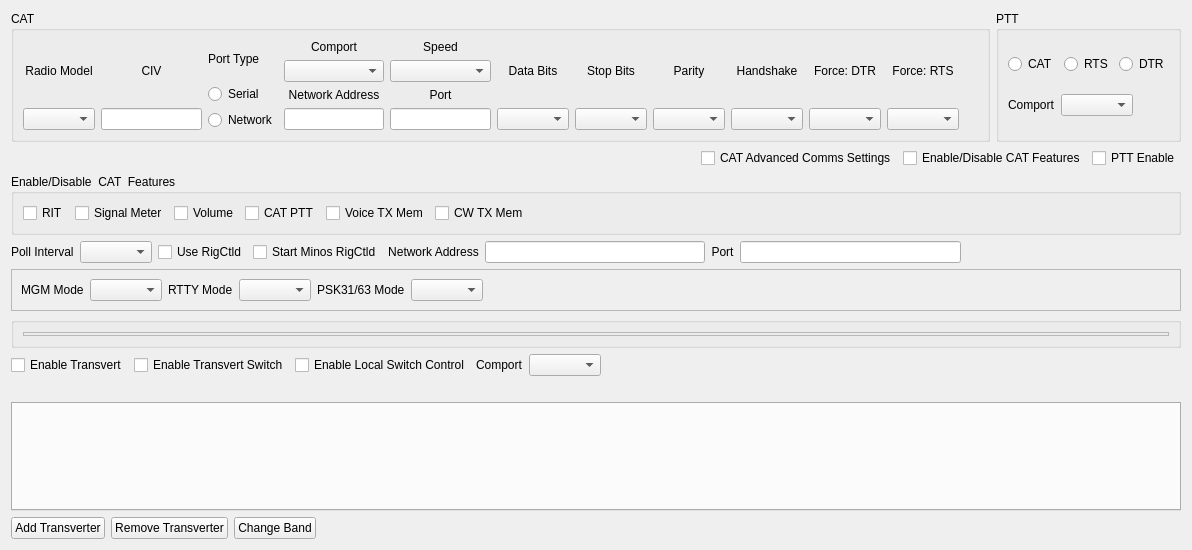
Old version of the form mqt/MqtRigControl/rigsetupform.ui in the repository Rsclub22/Minos2-Mirror.
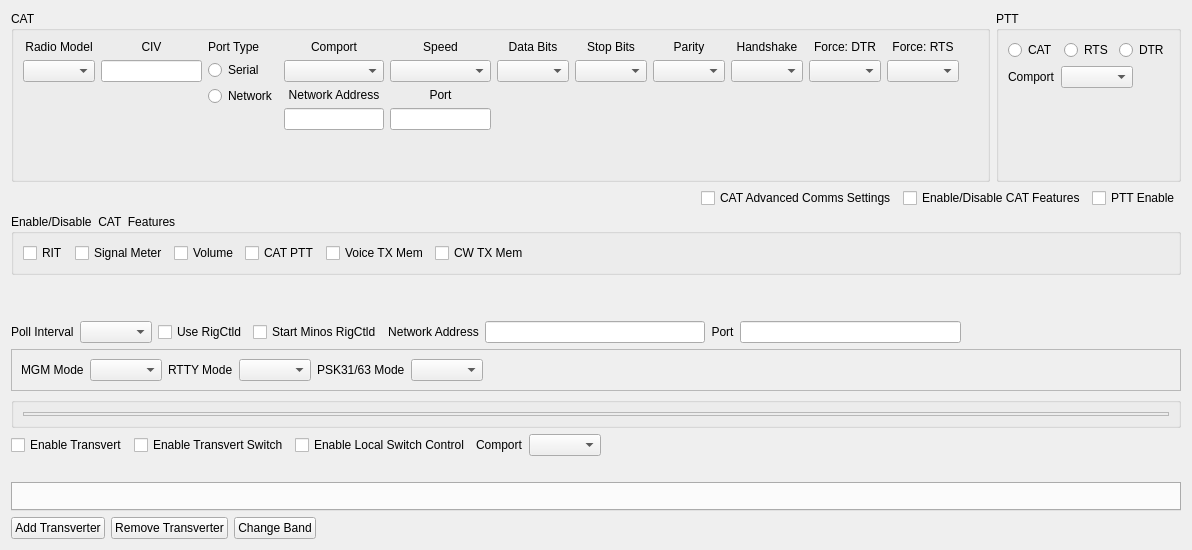
New version of the form. Custom widgets are drawn as their Qt base class.

The edit to the form file:
```diff
--- a/mqt/MqtRigControl/rigsetupform.ui
+++ b/mqt/MqtRigControl/rigsetupform.ui
@@ -43,6 +43,19 @@
                 <item>
                  <widget class="QComboBox" name="radioModelBox"/>
                 </item>
+                <item>
+                 <spacer name="verticalSpacer_5">
+                  <property name="orientation">
+                   <enum>Qt::Vertical</enum>
+                  </property>
+                  <property name="sizeHint" stdset="0">
+                   <size>
+                    <width>20</width>
+                    <height>40</height>
+                   </size>
+                  </property>
+                 </spacer>
+                </item>
                </layout>
               </item>
               <item>
@@ -64,6 +77,19 @@
                   </property>
                  </widget>
                 </item>
+                <item>
+                 <spacer name="verticalSpacer_4">
+                  <property name="orientation">
+                   <enum>Qt::Vertical</enum>
+                  </property>
+                  <property name="sizeHint" stdset="0">
+                   <size>
+                    <width>20</width>
+                    <height>40</height>
+                   </size>
+                  </property>
+                 </spacer>
+                </item>
                </layout>
               </item>
               <item>
@@ -89,6 +115,19 @@
                   </property>
                  </widget>
                 </item>
+                <item>
+                 <spacer name="verticalSpacer">
+                  <property name="orientation">
+                   <enum>Qt::Vertical</enum>
+                  </property>
+                  <property name="sizeHint" stdset="0">
+                   <size>
+                    <width>20</width>
+                    <height>40</height>
+                   </size>
+                  </property>
+                 </spacer>
+                </item>
                </layout>
               </item>
               <item>
@@ -128,6 +167,19 @@
                     </property>
                    </widget>
                   </item>
+                  <item>
+                   <spacer name="verticalSpacer_2">
+                    <property name="orientation">
+                     <enum>Qt::Vertical</enum>
+                    </property>
+                    <property name="sizeHint" stdset="0">
+                     <size>
+                      <width>20</width>
+                      <height>40</height>
+                     </size>
+                    </property>
+                   </spacer>
+                  </item>
                  </layout>
                 </item>
                </layout>
@@ -172,6 +224,19 @@
                     </property>
                    </widget>
                   </item>
+                  <item>
+                   <spacer name="verticalSpacer_3">
+                    <property name="orientation">
+                     <enum>Qt::Vertical</enum>
+                    </property>
+                    <property name="sizeHint" stdset="0">
+                     <size>
+                      <width>20</width>
+                      <height>40</height>
+                     </size>
+                    </property>
+                   </spacer>
+                  </item>
                  </layout>
                 </item>
                </layout>
@@ -191,6 +256,19 @@
                 <item>
                  <widget class="QComboBox" name="comDataBitsBox"/>
                 </item>
+                <item>
+                 <spacer name="verticalSpacer_6">
+                  <property name="orientation">
+                   <enum>Qt::Vertical</enum>
+                  </property>
+                  <property name="sizeHint" stdset="0">
+                   <size>
+                    <width>20</width>
+                    <height>40</height>
+                   </size>
+                  </property>
+                 </spacer>
+                </item>
                </layout>
               </item>
               <item>
@@ -208,6 +286,19 @@
                 <item>
                  <widget class="QComboBox" name="comStopBitsBox"/>
                 </item>
+                <item>
+                 <spacer name="verticalSpacer_7">
+                  <property name="orientation">
+                   <enum>Qt::Vertical</enum>
+                  </property>
+                  <property name="sizeHint" stdset="0">
+                   <size>
+                    <width>20</width>
+                    <height>40</height>
+                   </size>
+                  </property>
+                 </spacer>
+                </item>
                </layout>
               </item>
               <item>
@@ -225,6 +316,19 @@
                 <item>
                  <widget class="QComboBox" name="comParityBox"/>
                 </item>
+                <item>
+                 <spacer name="verticalSpacer_8">
+                  <property name="orientation">
+                   <enum>Qt::Vertical</enum>
+                  </property>
+                  <property name="sizeHint" stdset="0">
+                   <size>
+                    <width>20</width>
+                    <height>40</height>
+                   </size>
+                  </property>
+                 </spacer>
+                </item>
                </layout>
               </item>
               <item>
@@ -242,6 +346,19 @@
                 <item>
                  <widget class="QComboBox" name="comHandShakeBox"/>
                 </item>
+                <item>
+                 <spacer name="verticalSpacer_9">
+                  <property name="orientation">
+                   <enum>Qt::Vertical</enum>
+                  </property>
+                  <property name="sizeHint" stdset="0">
+                   <size>
+                    <width>20</width>
+                    <height>40</height>
+                   </size>
+                  </property>
+                 </spacer>
+                </item>
                </layout>
               </item>
               <item>
@@ -259,6 +376,19 @@
                 <item>
                  <widget class="QComboBox" name="forceDtrBox"/>
                 </item>
+                <item>
+                 <spacer name="verticalSpacer_10">
+                  <property name="orientation">
+                   <enum>Qt::Vertical</enum>
+                  </property>
+                  <property name="sizeHint" stdset="0">
+                   <size>
+                    <width>20</width>
+                    <height>40</height>
+                   </size>
+                  </property>
+                 </spacer>
+                </item>
                </layout>
               </item>
               <item>
@@ -276,6 +406,19 @@
                 <item alignment="Qt::AlignHCenter">
                  <widget class="QComboBox" name="forceRtsBox"/>
                 </item>
+                <item>
+                 <spacer name="verticalSpacer_11">
+                  <property name="orientation">
+                   <enum>Qt::Vertical</enum>
+                  </property>
+                  <property name="sizeHint" stdset="0">
+                   <size>
+                    <width>20</width>
+                    <height>40</height>
+                   </size>
+                  </property>
+                 </spacer>
+                </item>
                </layout>
               </item>
              </layout>
@@ -369,6 +512,19 @@
             </item>
            </layout>
           </item>
+          <item>
+           <spacer name="verticalSpacer_12">
+            <property name="orientation">
+             <enum>Qt::Vertical</enum>
+            </property>
+            <property name="sizeHint" stdset="0">
+             <size>
+              <width>20</width>
+              <height>40</height>
+             </size>
+            </property>
+           </spacer>
+          </item>
          </layout>
         </widget>
        </item>
@@ -504,6 +660,19 @@
        </item>
       </layout>
      </item>
+     <item>
+      <spacer name="verticalSpacer_13">
+       <property name="orientation">
+        <enum>Qt::Vertical</enum>
+       </property>
+       <property name="sizeHint" stdset="0">
+        <size>
+         <width>20</width>
+         <height>40</height>
+        </size>
+       </property>
+      </spacer>
+     </item>
     </layout>
    </item>
    <item>
```
